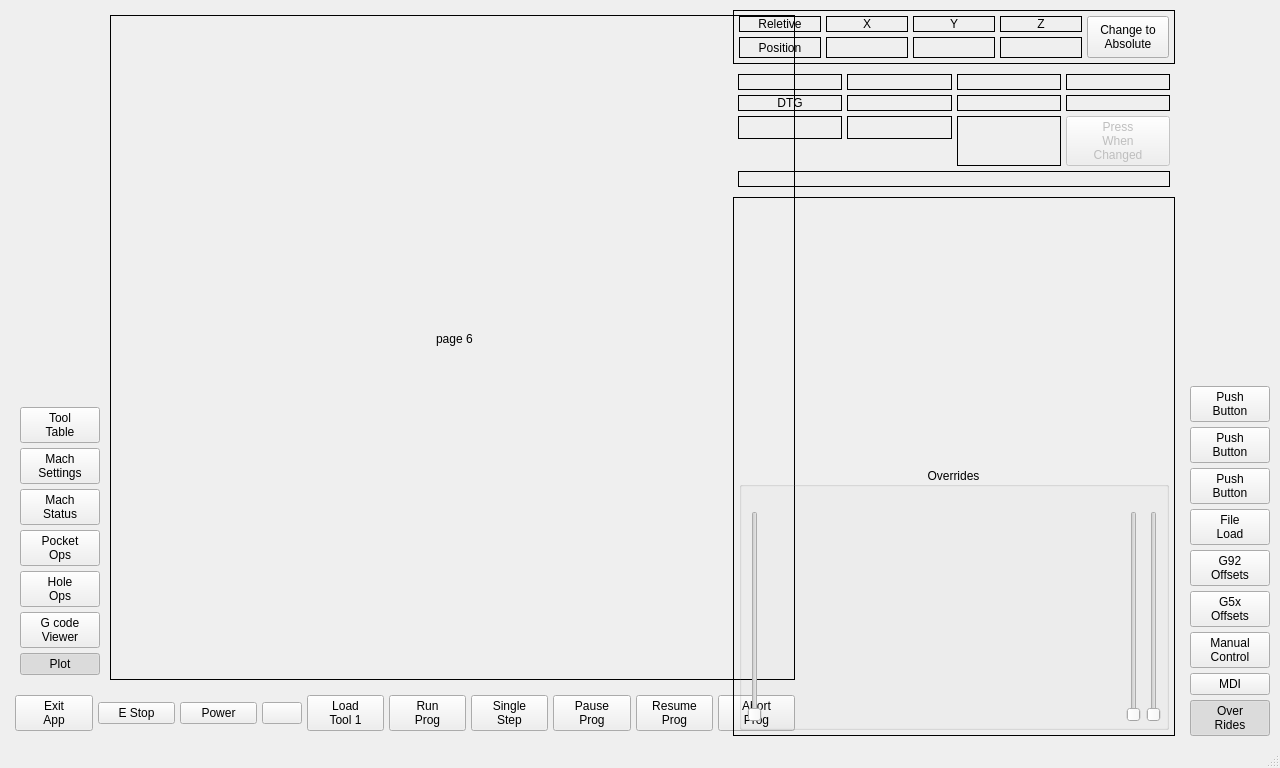
Before: the Qt Designer form mill_touch_v6/ui/mainwindow.ui in jethornton/mill_touch_v6, drawn with Qt 5.
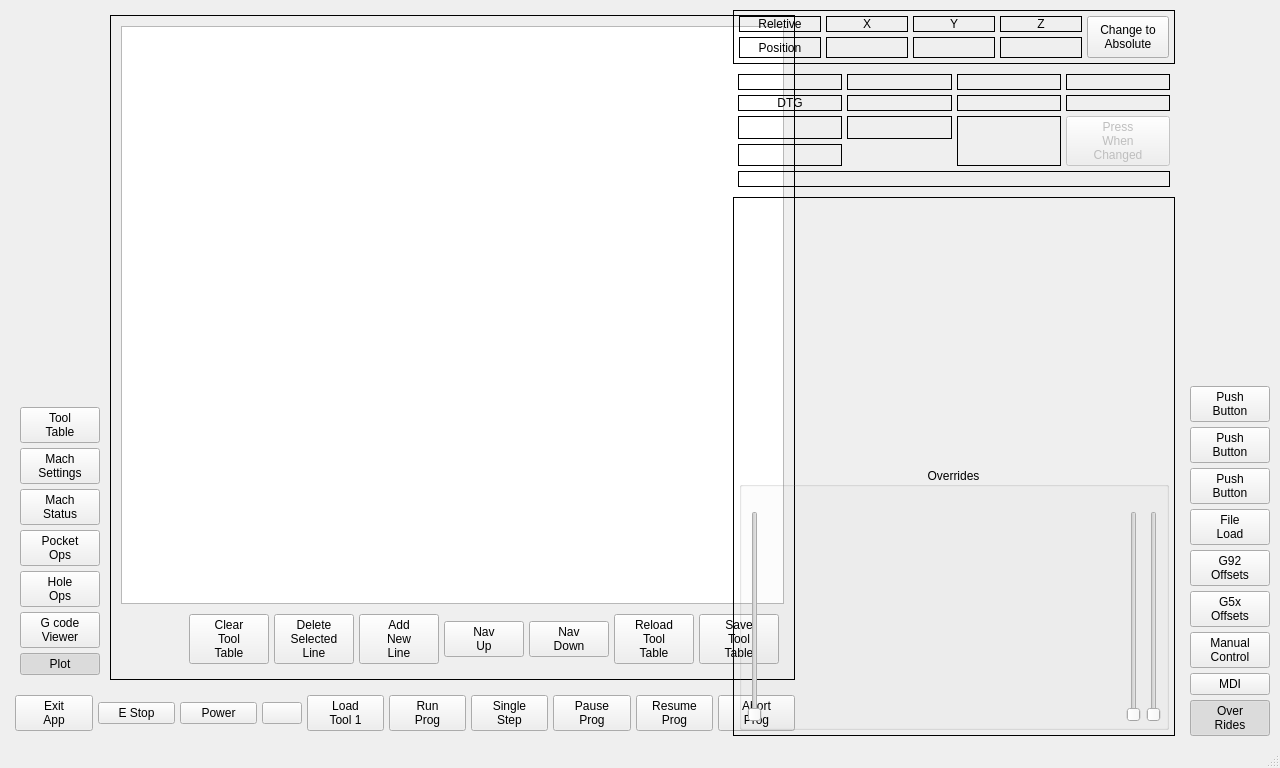
After: the same form once the commit is applied. The open tabs and pages were chosen to show the change. Custom widgets are drawn as their Qt base class.

Commit message: add more hole ops

What changed in the file:
```diff
--- a/mill_touch_v6/ui/mainwindow.ui
+++ b/mill_touch_v6/ui/mainwindow.ui
@@ -2497,19 +2497,127 @@
              </widget>
             </widget>
             <widget class="QWidget" name="page_11">
-             <widget class="QLabel" name="label_19">
-              <property name="geometry">
-               <rect>
-                <x>325</x>
-                <y>315</y>
-                <width>61</width>
-                <height>15</height>
-               </rect>
-              </property>
-              <property name="text">
-               <string>page 6</string>
-              </property>
-             </widget>
+             <layout class="QVBoxLayout" name="verticalLayout_16">
+              <item>
+               <widget class="QWidget" name="verticalWidget" native="true">
+                <layout class="QVBoxLayout" name="verticalLayout_15">
+                 <property name="spacing">
+                  <number>5</number>
+                 </property>
+                 <property name="leftMargin">
+                  <number>5</number>
+                 </property>
+                 <property name="topMargin">
+                  <number>5</number>
+                 </property>
+                 <property name="rightMargin">
+                  <number>5</number>
+                 </property>
+                 <property name="bottomMargin">
+                  <number>5</number>
+                 </property>
+                 <item>
+                  <widget class="ToolTable" name="tooltable"/>
+                 </item>
+                 <item>
+                  <widget class="QWidget" name="horizontalWidget" native="true">
+                   <layout class="QHBoxLayout" name="horizontalLayout_10">
+                    <property name="spacing">
+                     <number>5</number>
+                    </property>
+                    <property name="leftMargin">
+                     <number>5</number>
+                    </property>
+                    <property name="topMargin">
+                     <number>5</number>
+                    </property>
+                    <property name="rightMargin">
+                     <number>5</number>
+                    </property>
+                    <property name="bottomMargin">
+                     <number>5</number>
+                    </property>
+                    <item>
+                     <spacer name="horizontalSpacer_7">
+                      <property name="orientation">
+                       <enum>Qt::Horizontal</enum>
+                      </property>
+                      <property name="sizeHint" stdset="0">
+                       <size>
+                        <width>40</width>
+                        <height>20</height>
+                       </size>
+                      </property>
+                     </spacer>
+                    </item>
+                    <item>
+                     <widget class="QPushButton" name="toolTblClear">
+                      <property name="text">
+                       <string>Clear
+Tool
+Table</string>
+                      </property>
+                     </widget>
+                    </item>
+                    <item>
+                     <widget class="QPushButton" name="toolTblDelete">
+                      <property name="text">
+                       <string>Delete
+Selected
+Line</string>
+                      </property>
+                     </widget>
+                    </item>
+                    <item>
+                     <widget class="QPushButton" name="toolTblAdd">
+                      <property name="text">
+                       <string>Add
+New
+Line</string>
+                      </property>
+                     </widget>
+                    </item>
+                    <item>
+                     <widget class="QPushButton" name="toolTblUp">
+                      <property name="text">
+                       <string>Nav
+Up</string>
+                      </property>
+                     </widget>
+                    </item>
+                    <item>
+                     <widget class="QPushButton" name="toolTblDown">
+                      <property name="text">
+                       <string>Nav
+Down</string>
+                      </property>
+                     </widget>
+                    </item>
+                    <item>
+                     <widget class="QPushButton" name="toolTblReload">
+                      <property name="text">
+                       <string>Reload
+Tool
+Table</string>
+                      </property>
+                     </widget>
+                    </item>
+                    <item>
+                     <widget class="QPushButton" name="toolTblSave">
+                      <property name="text">
+                       <string>Save
+Tool
+Table</string>
+                      </property>
+                     </widget>
+                    </item>
+                   </layout>
+                  </widget>
+                 </item>
+                </layout>
+               </widget>
+              </item>
+             </layout>
             </widget>
            </widget>
           </item>
@@ -3191,6 +3299,19 @@
             </property>
            </widget>
           </item>
+          <item row="4" column="1">
+           <widget class="StatusLabel" name="statuslabel_23">
+            <property name="frameShape">
+             <enum>QFrame::Box</enum>
+            </property>
+            <property name="alignment">
+             <set>Qt::AlignCenter</set>
+            </property>
+            <property name="rules" stdset="0">
+             <string>[{&quot;channels&quot;: [{&quot;url&quot;: &quot;status:spindle.0.speed&quot;, &quot;trigger&quot;: true}], &quot;property&quot;: &quot;Text&quot;, &quot;expression&quot;: &quot;'Spindle {:.0f}'.format(ch[0])&quot;, &quot;name&quot;: &quot;Spindle RPM&quot;}]</string>
+            </property>
+           </widget>
+          </item>
          </layout>
         </widget>
        </item>
@@ -5020,6 +5141,11 @@
    <extends>QSlider</extends>
    <header>qtpyvcp.widgets.input_widgets.setting_slider</header>
   </customwidget>
+  <customwidget>
+   <class>ToolTable</class>
+   <extends>QTableView</extends>
+   <header>qtpyvcp.widgets.input_widgets.tool_table</header>
+  </customwidget>
   <customwidget>
    <class>MDIButton</class>
    <extends>QPushButton</extends>
```
Left out of the diff: 233 changed lines with no effect on the pictures. The commit also changes 1 other file.
